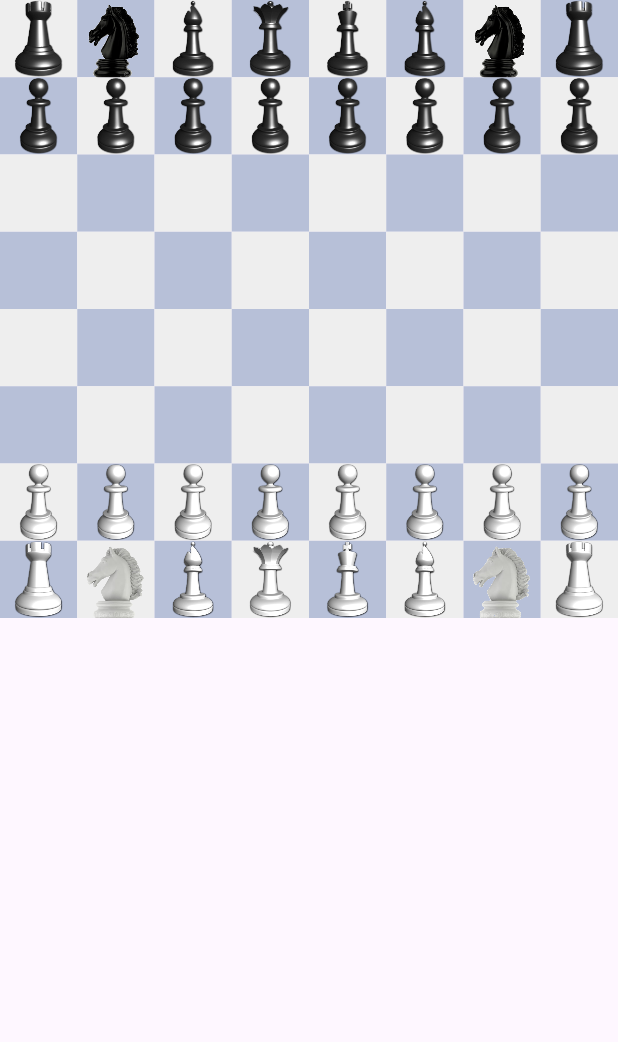
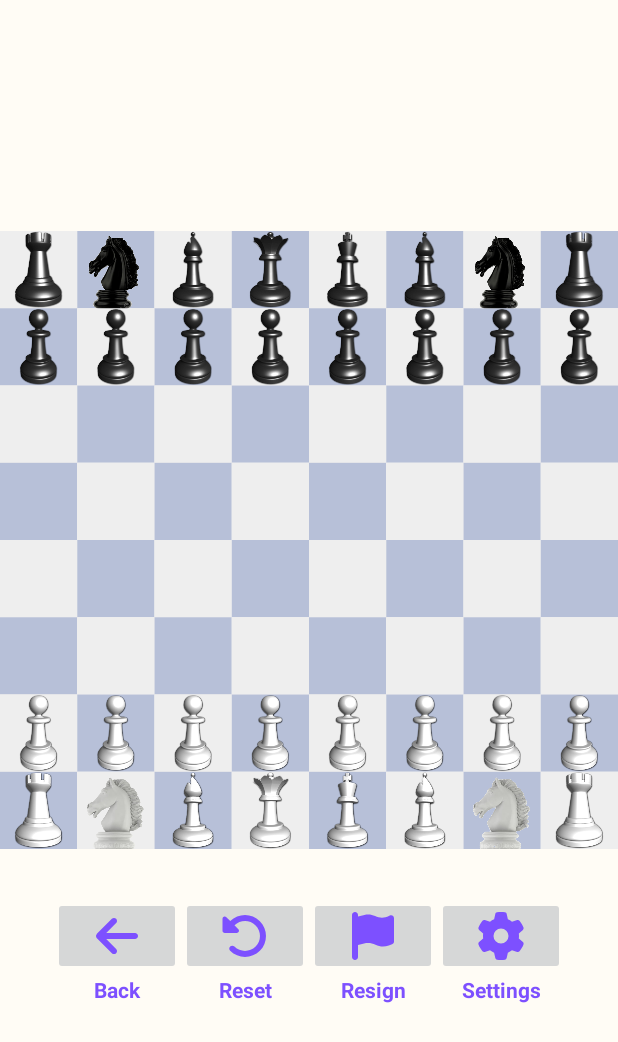
Before and after one commit to innocent2003/ChessAndroid, an Android app: the BotGamePlayActivity screen opened directly, with no data from a screen before it, on a phone screen of 412 x 824 dp. Shown: the top 1042 px of the screen. Run offline under Robolectric (Android 15) with nearby library versions, the phone set to English and light mode, and no system bars.

Commit message:
Đăng thành công

```diff
--- a/MyApplication2/app/src/main/java/com/murach/myapplication/WithOffline/ChessGame.kt
+++ b/MyApplication2/app/src/main/java/com/murach/myapplication/WithOffline/ChessGame.kt
@@ -162,10 +162,10 @@ object ChessGame {
 
         for( i in 0 until 8) {
             if (movingPiece.chessman == Chessman.PAWN && movingPiece.player == Player.WHITE && from.row == enWhite && from.col == i && to.row == enWhite + 1 && to.col == i + 1) {
+                turn = if (turn == Player.WHITE) Player.BLACK else Player.WHITE
                 piecesBox.remove(Square(i + 1, enWhite));
                 piecesBox.remove(from);
                 piecesBox[to] = movingPiece
-                turn = if (turn == Player.WHITE) Player.BLACK else Player.WHITE
                 isEnPassantMove = true
             }
             if(movingPiece.chessman == Chessman.PAWN && movingPiece.player == Player.BLACK && from.row == enBlack && from.col == i && to.row == enBlack-1 && to.col == i+1){
--- a/MyApplication2/app/src/main/res/layout/activity_bot_game_play.xml
+++ b/MyApplication2/app/src/main/res/layout/activity_bot_game_play.xml
@@ -1,14 +1,95 @@
 <?xml version="1.0" encoding="utf-8"?>
 <LinearLayout xmlns:android="http://schemas.android.com/apk/res/android"
-    xmlns:app="http://schemas.android.com/apk/res-auto"
-    xmlns:tools="http://schemas.android.com/tools"
+    android:id="@+id/main_layout"
     android:layout_width="match_parent"
     android:layout_height="match_parent"
+    android:gravity="center"
     android:orientation="vertical"
-    tools:context=".WithComputer.BotGamePlayActivity">
+    android:background="@color/light_yellow">
+
     <com.murach.myapplication.WithOffline.ChessView
         android:id="@+id/chess_view"
         android:layout_width="wrap_content"
         android:layout_height="wrap_content" />
 
+    <LinearLayout
+        android:id="@+id/layout_button"
+        android:layout_width="match_parent"
+        android:layout_height="wrap_content"
+        android:layout_marginTop="32dp"
+        android:gravity="center_horizontal"
+        android:orientation="horizontal">
+
+        <ImageButton
+            android:id="@+id/IconBack"
+            android:layout_width="85dp"
+            android:layout_height="wrap_content"
+            android:src="@drawable/back_icon" />
+
+        <ImageButton
+            android:id="@+id/IconReset"
+            android:layout_width="85dp"
+            android:layout_height="wrap_content"
+            android:src="@drawable/reset_icon" />
+
+        <ImageButton
+            android:id="@+id/IconResign"
+            android:layout_width="85dp"
+            android:layout_height="wrap_content"
+            android:src="@drawable/resign_icon" />
+
+        <ImageButton
+            android:id="@+id/IconSettings"
+            android:layout_width="85dp"
+            android:layout_height="wrap_content"
+            android:src="@drawable/settings_icon" />
+
+
+    </LinearLayout>
+
+    <LinearLayout
+        android:id="@+id/layout_text"
+        android:layout_width="match_parent"
+        android:layout_height="wrap_content"
+        android:gravity="center_horizontal"
+        android:orientation="horizontal">
+
+        <TextView
+            android:id="@+id/TextBack"
+            android:layout_width="85dp"
+            android:layout_height="wrap_content"
+            android:gravity="center"
+            android:text="Back"
+            android:textColor="@color/purple"
+            android:textStyle="bold" />
+
+        <TextView
+            android:id="@+id/TextReset"
+            android:layout_width="85dp"
+            android:layout_height="wrap_content"
+            android:gravity="center"
+            android:text="Reset"
+            android:textColor="@color/purple"
+            android:textStyle="bold" />
+
+        <TextView
+            android:id="@+id/TextResign"
+            android:layout_width="85dp"
+            android:layout_height="wrap_content"
+            android:gravity="center"
+            android:text="Resign"
+            android:textColor="@color/purple"
+            android:textStyle="bold" />
+
+        <TextView
+            android:id="@+id/TextSettings"
+            android:layout_width="85dp"
+            android:layout_height="wrap_content"
+            android:gravity="center"
+            android:text="Settings"
+            android:textColor="@color/purple"
+            android:textStyle="bold" />
+    </LinearLayout>
+
+
 </LinearLayout>
--- a/MyApplication2/app/src/main/res/layout/main_menu.xml
+++ b/MyApplication2/app/src/main/res/layout/main_menu.xml
@@ -34,6 +34,7 @@
             android:layout_marginVertical="20dp"
             android:text="@string/singleplayer"
             android:textSize="20sp" />
+
         <Button
             android:id="@+id/play_computer_button"
             android:layout_width="match_parent"
```
